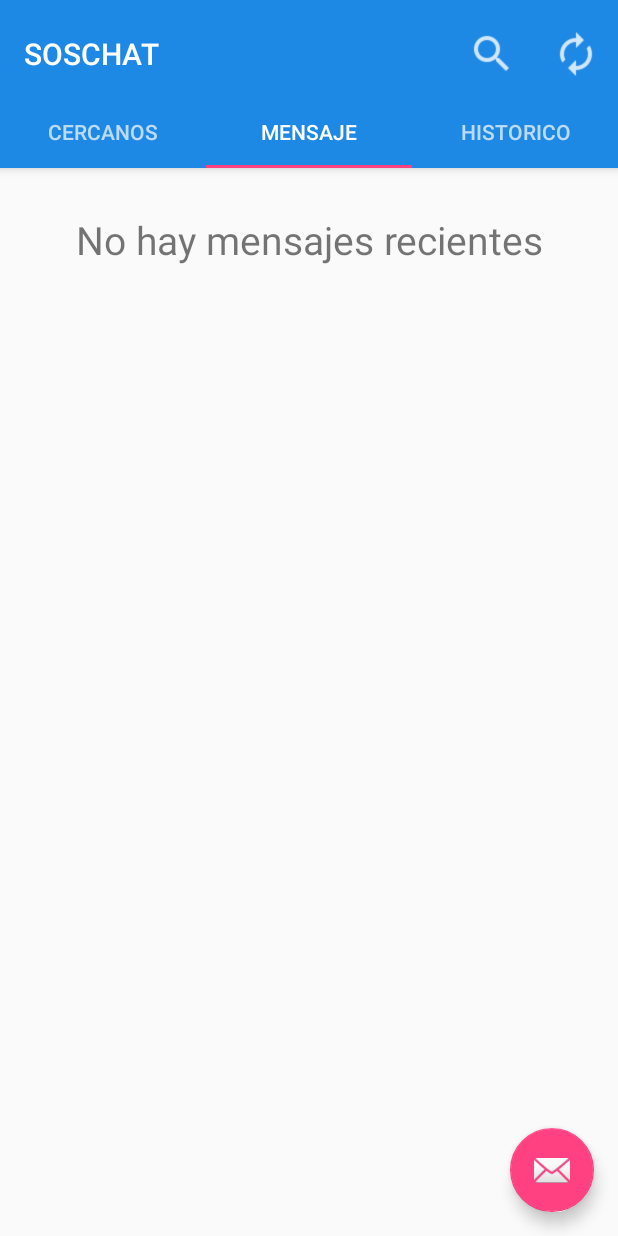
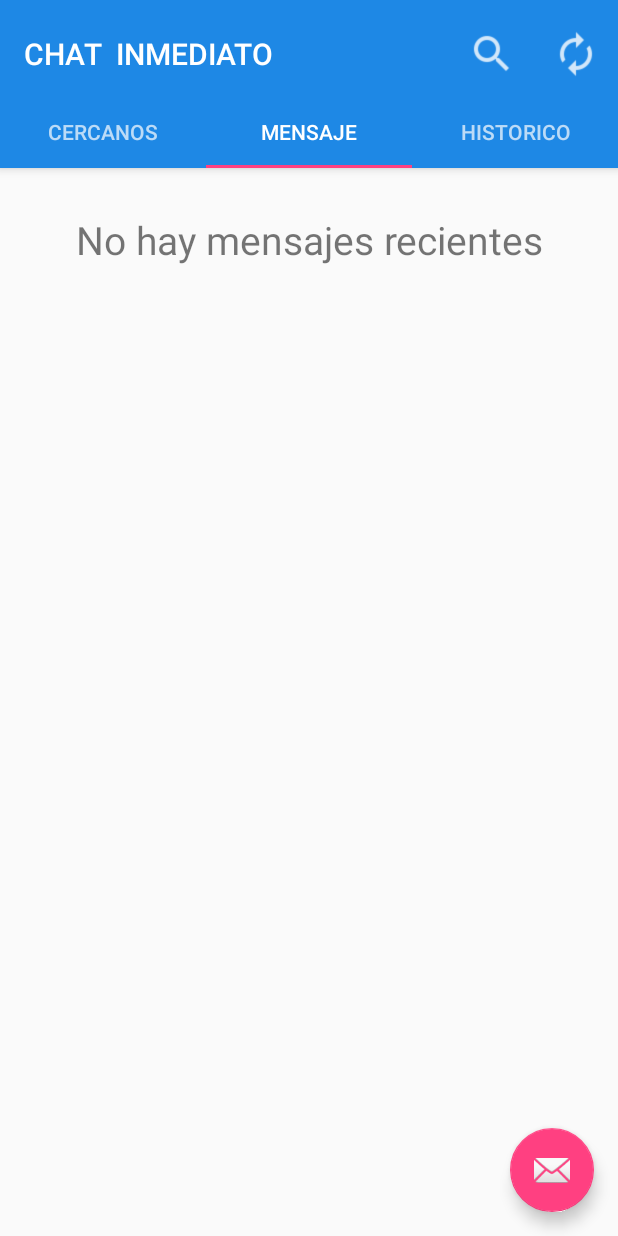
Before and after one commit to juanmanuelco/chatinmediatomultimedia, an Android app: the FuncionActivity screen opened directly, with no data from a screen before it, tab 2 chosen, on a phone screen of 412 x 824 dp. Run offline under Robolectric (Android 15) with nearby library versions, the phone set to English and light mode, and no system bars; 2 statements that could not run were skipped.

Commit message:
Cambio de nombre
Se cambio el nombre a la aplicacion a "CHAT INMEDIATO", por pedidos del
ing Herrera, ya que sosChat es el nombre de la app completa, la cual ya
tiene integrada bluetooth con wifi

```diff
--- a/app/src/main/res/values/strings.xml
+++ b/app/src/main/res/values/strings.xml
@@ -1,6 +1,6 @@
 <resources>
 
-    <string name="app_name">SOSCHAT</string>
+    <string name="app_name">CHAT \nINMEDIATO</string>
     <string name="ERROR">Error</string>
     <string name="TARDE">Intente nuevamente más tarde</string>
     <string name="VERIFY">Verificando</string>
```
